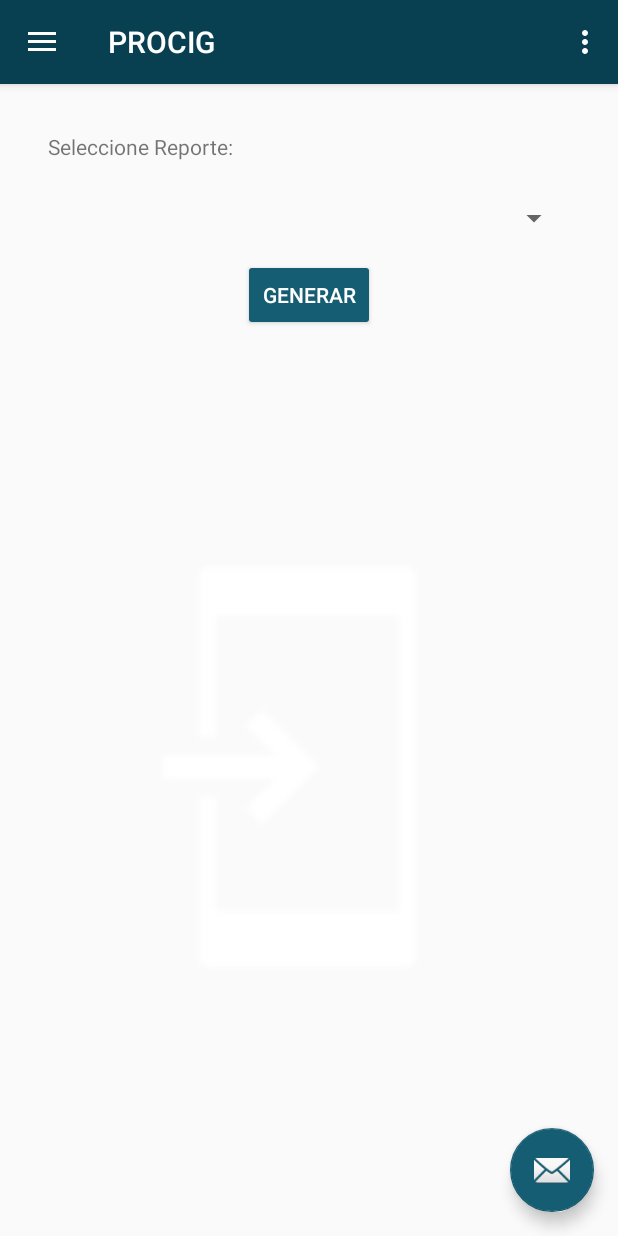
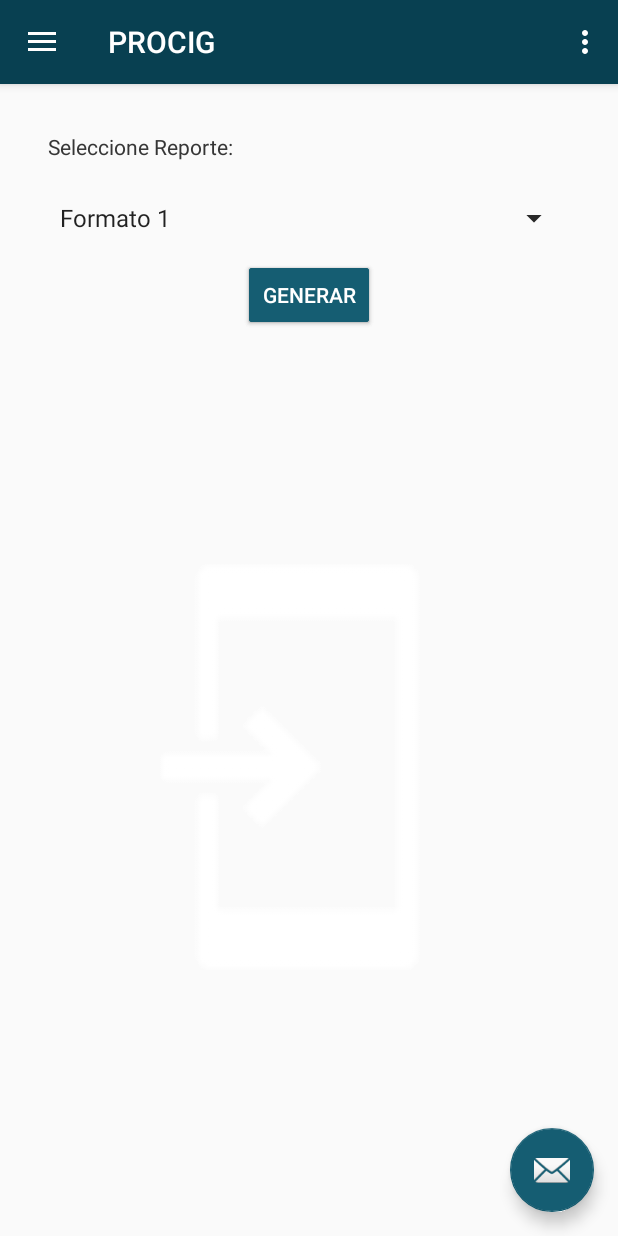
Before and after one commit to robertohuesca/PROCIG, an Android app: the MenuActivity screen opened directly, with no data from a screen before it, in the side drawer, after a tap on "Slideshow", on a phone screen of 412 x 824 dp. Run offline under Robolectric (Android 15) with nearby library versions, the light colour scheme and no system bars.

Commit message:
fragment

```diff
--- a/app/build.gradle
+++ b/app/build.gradle
@@ -25,7 +25,8 @@ dependencies {
         exclude group: 'com.android.support', module: 'support-annotations'
     })
     compile 'com.android.support:appcompat-v7:25.0.1'
+    compile 'com.android.support:design:25.0.1'
+    compile 'com.google.android.gms:play-services-appindexing:9.8.0'
+    compile 'com.android.support:support-v4:25.0.1'
     testCompile 'junit:junit:4.12'
-    compile 'com.android.support:design:25.0.1'
-    compile 'com.google.android.gms:play-services-appindexing:8.4.0'
 }
--- a/app/src/main/java/com/example/enduser/procig/MenuActivity.java
+++ b/app/src/main/java/com/example/enduser/procig/MenuActivity.java
@@ -5,6 +5,7 @@ import android.content.Intent;
 import android.os.Bundle;
 import android.support.design.widget.FloatingActionButton;
 import android.support.design.widget.Snackbar;
+import android.support.v4.app.FragmentManager;
 import android.util.Log;
 import android.view.LayoutInflater;
 import android.view.View;
@@ -19,6 +20,8 @@ import android.view.MenuItem;
 import android.widget.RelativeLayout;
 import android.widget.TextView;
 import android.widget.Toast;
+
+import java.io.IOException;
 
 public class MenuActivity extends AppCompatActivity
         implements NavigationView.OnNavigationItemSelectedListener {
@@ -50,21 +53,18 @@ public class MenuActivity extends AppCompatActivity
         String nombre = getIntent().getStringExtra("Usuario");
         NavigationView navigationView = (NavigationView) findViewById(R.id.nav_view);
         navigationView.setNavigationItemSelectedListener(this);
-        View header=navigationView.getHeaderView(0);
+        View header = navigationView.getHeaderView(0);
 /*View view=navigationView.inflateHeaderView(R.layout.nav_header_main);*/
-        TextView name = (TextView)header.findViewById(R.id.name_user);
+        TextView name = (TextView) header.findViewById(R.id.name_user);
 
         name.setText(nombre);
 
 
-
-       // LayoutInflater inflater = LayoutInflater.from(this);
+        // LayoutInflater inflater = LayoutInflater.from(this);
         //View inflatedView = inflater.inflate(R.layout.nav_header_menu, parentView, true);
 
 
-
-
-       // String nombre = getIntent().getStringExtra("Usuario");
+        // String nombre = getIntent().getStringExtra("Usuario");
         //Toast.makeText(MenuActivity.this,"", Toast.LENGTH_LONG).show();
         //TextView name = (TextView) findViewById(R.id.name_user);
         //name.setText(nombre);
@@ -109,11 +109,12 @@ public class MenuActivity extends AppCompatActivity
     public boolean onNavigationItemSelected(MenuItem item) {
         // Handle navigation view item clicks here.
         int id = item.getItemId();
+        FragmentManager fm = getSupportFragmentManager();
 
         if (id == R.id.nav_camera) {
             // Handle the camera action
             RelativeLayout mainLayout = (RelativeLayout) findViewById(R.id.content_menu);
-            LayoutInflater inflater = (LayoutInflater)getSystemService(Context.LAYOUT_INFLATER_SERVICE);
+            LayoutInflater inflater = (LayoutInflater) getSystemService(Context.LAYOUT_INFLATER_SERVICE);
             View layout = inflater.inflate(R.layout.activity_principal, null);
             mainLayout.removeAllViews();
             mainLayout.addView(layout);
@@ -121,7 +122,7 @@ public class MenuActivity extends AppCompatActivity
             Intent in = new Intent(this, Principal.class);
             startActivity(in);
         } else if (id == R.id.nav_slideshow) {
-
+            fm.beginTransaction().replace(R.id.content_menu, new principal_f()).commit();
         } else if (id == R.id.nav_manage) {
 
         } else if (id == R.id.nav_share) {
--- /dev/null
+++ b/app/src/main/java/com/example/enduser/procig/principal_f.java
@@ -0,0 +1,22 @@
+package com.example.enduser.procig;
+
+import android.content.Context;
+import android.net.Uri;
+import android.os.Bundle;
+import android.support.v4.app.Fragment;
+import android.view.LayoutInflater;
+import android.view.View;
+import android.view.ViewGroup;
+
+public class principal_f extends Fragment {
+
+    @Override
+    public View onCreateView(LayoutInflater inflater, ViewGroup container,
+                             Bundle savedInstanceState) {
+        // Inflate the layout for this fragment
+        return inflater.inflate(R.layout.fragment_principal_f, container, false);
+    }
+
+
+
+}
--- /dev/null
+++ b/app/src/main/res/layout/fragment_principal_f.xml
@@ -0,0 +1,53 @@
+<RelativeLayout xmlns:android="http://schemas.android.com/apk/res/android"
+    xmlns:app="http://schemas.android.com/apk/res-auto"
+    xmlns:tools="http://schemas.android.com/tools"
+    android:id="@+id/activity_principal"
+    android:layout_width="match_parent"
+    android:layout_height="match_parent"
+    android:paddingBottom="@dimen/activity_vertical_margin"
+    android:paddingLeft="@dimen/activity_horizontal_margin"
+    android:paddingRight="@dimen/activity_horizontal_margin"
+    android:paddingTop="@dimen/activity_vertical_margin"
+    tools:context="com.example.enduser.procig.Principal">
+
+
+    <ImageView
+        android:layout_width="wrap_content"
+        android:layout_height="wrap_content"
+        app:srcCompat="@drawable/common_full_open_on_phone"
+        android:layout_below="@+id/button"
+        android:layout_marginTop="10dp"
+        android:id="@+id/imageView"
+        android:layout_alignParentBottom="true"
+        android:layout_alignParentStart="true"
+        android:layout_alignParentEnd="true" />
+
+    <Button
+        android:text="Generar"
+        android:layout_width="wrap_content"
+        android:layout_height="wrap_content"
+        android:layout_marginTop="15dp"
+        android:id="@+id/button"
+        android:onClick=""
+        android:layout_below="@+id/spinner"
+        android:layout_centerHorizontal="true"
+        style="@style/Widget.AppCompat.Button.Colored" />
+
+    <Spinner
+        android:layout_width="match_parent"
+        android:layout_height="wrap_content"
+        android:id="@+id/spinner"
+        android:entries="@array/reports_array"
+        android:layout_marginTop="26dp"
+        android:layout_below="@+id/textView2"
+        android:layout_alignParentStart="true" />
+
+    <TextView
+        android:text="Seleccione Reporte:"
+        android:layout_width="wrap_content"
+        android:layout_height="wrap_content"
+        android:layout_alignParentTop="true"
+        android:layout_alignParentStart="true"
+        android:id="@+id/textView2" />
+
+</RelativeLayout>
--- a/app/src/main/res/values/strings.xml
+++ b/app/src/main/res/values/strings.xml
@@ -36,4 +36,7 @@
     <string name="navigation_drawer_close">Close navigation drawer</string>
 
     <string name="action_settings">Opciones</string>
+
+    <!-- TODO: Remove or change this placeholder text -->
+    <string name="hello_blank_fragment">Hello blank fragment</string>
 </resources>
```
